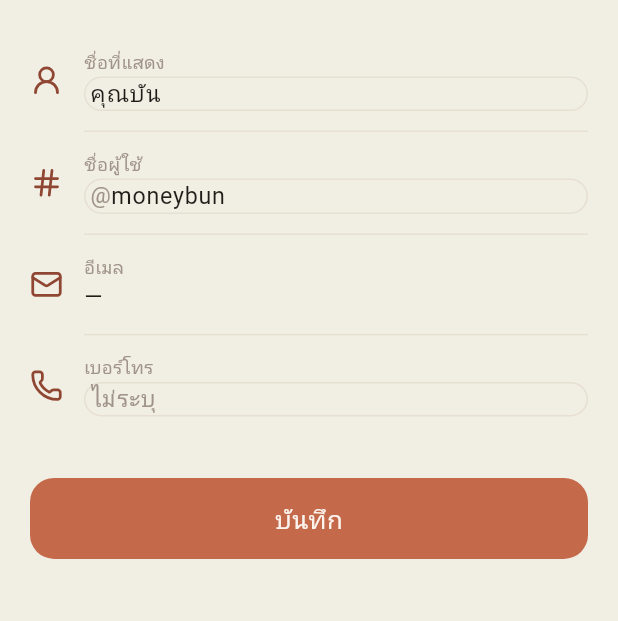
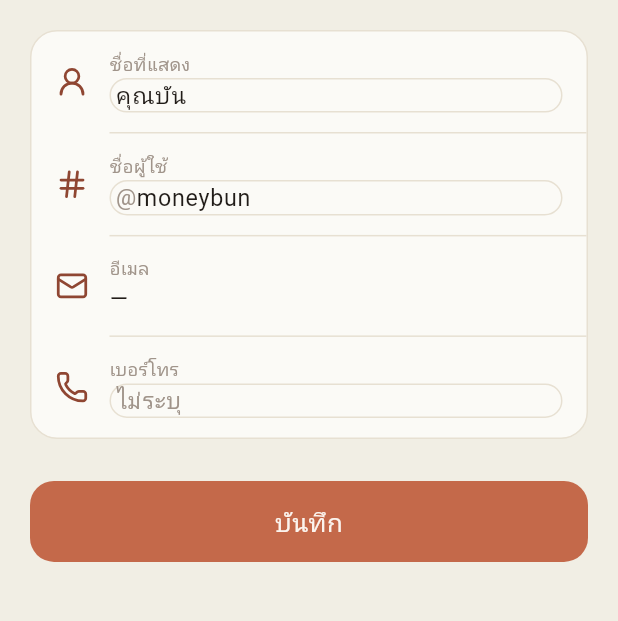
Before and after one commit to AfnanYapu09/-MoneyBun, a Flutter app: the ProfileScreen screen opened by its route, on a phone screen of 412 x 824 dp, the part 351-972 px from its top. Run offline on Flutter 3.47's test engine with Material 3 defaults, Android fonts, the phone set to English and light mode, and no system bars; our stand-ins replace cloud_firestore, drift, drift_flutter, firebase_auth, firebase_core, flutter_riverpod and 6 more; missing offline and left inert: google_mlkit_text_recognition, mobile_scanner, photo_manager; accounts and stored records are empty; generated files the repository leaves out were written again; Roboto replaces fonts that are missing (Ibm Plex Sans Thai, Mitr).

Commit message:
Profile: bring back the white card frame around the fields
Wrap the profile rows back in a paper card (rounded border) as before,
keeping the background-less icons. Restore the row horizontal padding and
divider inset so the content sits comfortably inside the frame.

Co-Authored-By: Claude Opus 4.8 <noreply@anthropic.com>
Claude-Session: https://claude.ai/code/session_01Qsarm1DMVrbv39mHtWzy4q

```diff
--- a/lib/features/settings/presentation/profile_screen.dart
+++ b/lib/features/settings/presentation/profile_screen.dart
@@ -59,6 +59,14 @@ class _ProfileScreenState extends ConsumerState<ProfileScreen> {
             onPickAvatar: _pickAvatar,
           ),
           const SizedBox(height: 20),
+          Container(
+            decoration: BoxDecoration(
+              color: AppColors.paper,
+              borderRadius: BorderRadius.circular(18),
+              border: Border.all(color: AppColors.line),
+            ),
+            child: Column(
+              children: [
                 _ProfileRow(
                   icon: AppIcons.userRound,
                   label: 'ชื่อที่แสดง',
@@ -86,6 +94,9 @@ class _ProfileScreenState extends ConsumerState<ProfileScreen> {
                   controller: _phone,
                   keyboardType: TextInputType.phone,
                   hint: 'ไม่ระบุ',
+                ),
+              ],
+            ),
           ),
           const SizedBox(height: 28),
           PrimaryButton(label: 'บันทึก', onPressed: _save),
@@ -232,7 +243,7 @@ class _ProfileRow extends StatelessWidget {
     final valueStyle = AppTypography.body(size: 15.5);
 
     return Padding(
-      padding: const EdgeInsets.symmetric(vertical: 13),
+      padding: const EdgeInsets.symmetric(horizontal: 16, vertical: 13),
       child: Row(
         children: [
           Icon(icon, size: 22, color: AppColors.terra700),
@@ -275,7 +286,7 @@ class _RowDivider extends StatelessWidget {
   @override
   Widget build(BuildContext context) {
     return const Padding(
-      padding: EdgeInsets.only(left: 36),
+      padding: EdgeInsets.only(left: 52),
       child: Divider(height: 1, thickness: 1, color: AppColors.line),
     );
   }
```
Lines whose indentation alone changed are shown as unchanged.
